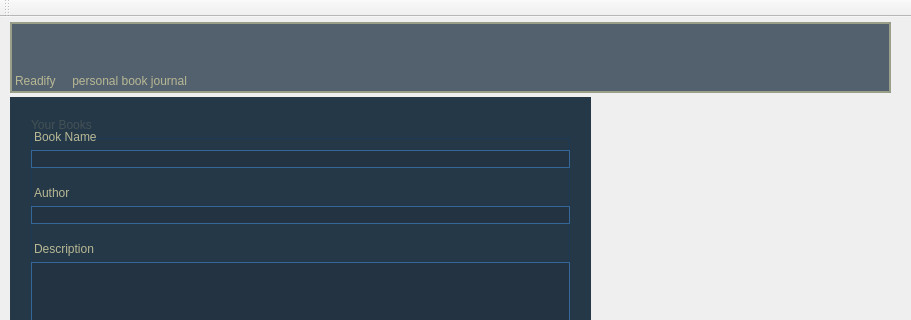
Old version of the form main/src/bookjournal.ui in the repository najir/Readify; both pictures show x 0 to 911 and y 0 to 320 of the 911 by 825 pixel window.
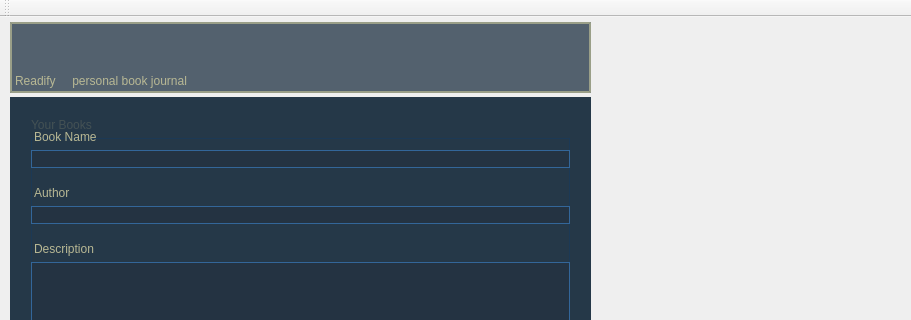
New version of the form.

```diff
--- a/main/src/bookjournal.ui
+++ b/main/src/bookjournal.ui
@@ -270,7 +270,7 @@
      <rect>
       <x>5</x>
       <y>0</y>
-      <width>891</width>
+      <width>591</width>
       <height>81</height>
      </rect>
     </property>
```
Left out of the diff: 6 changed lines with no effect on the pictures.
